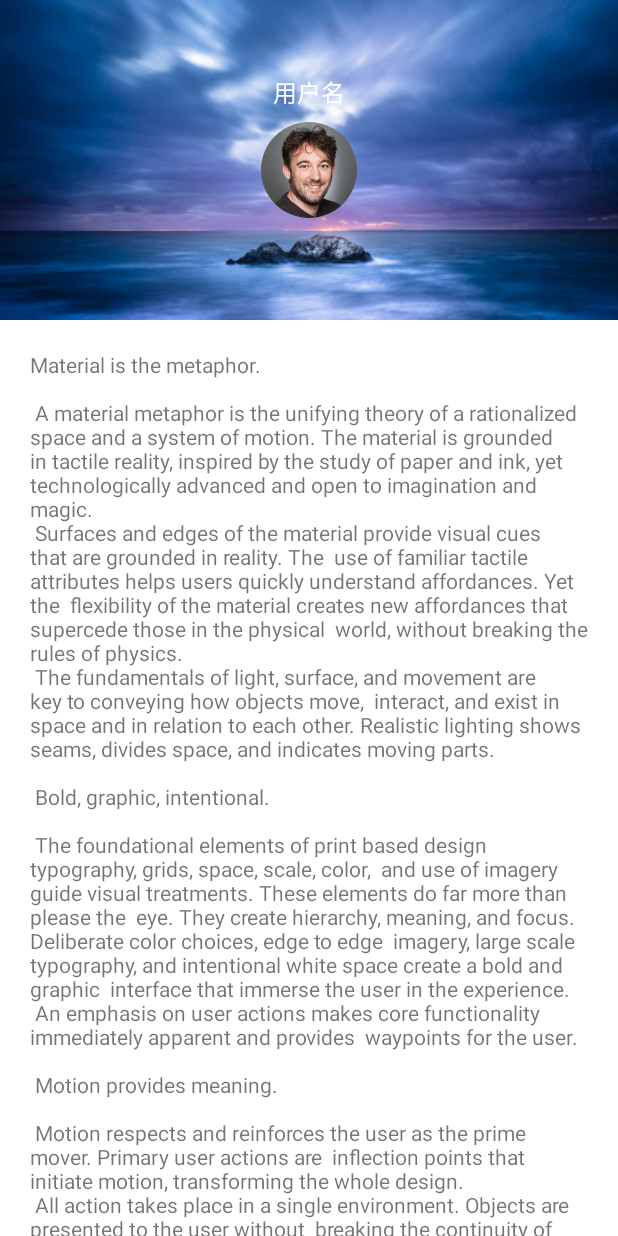
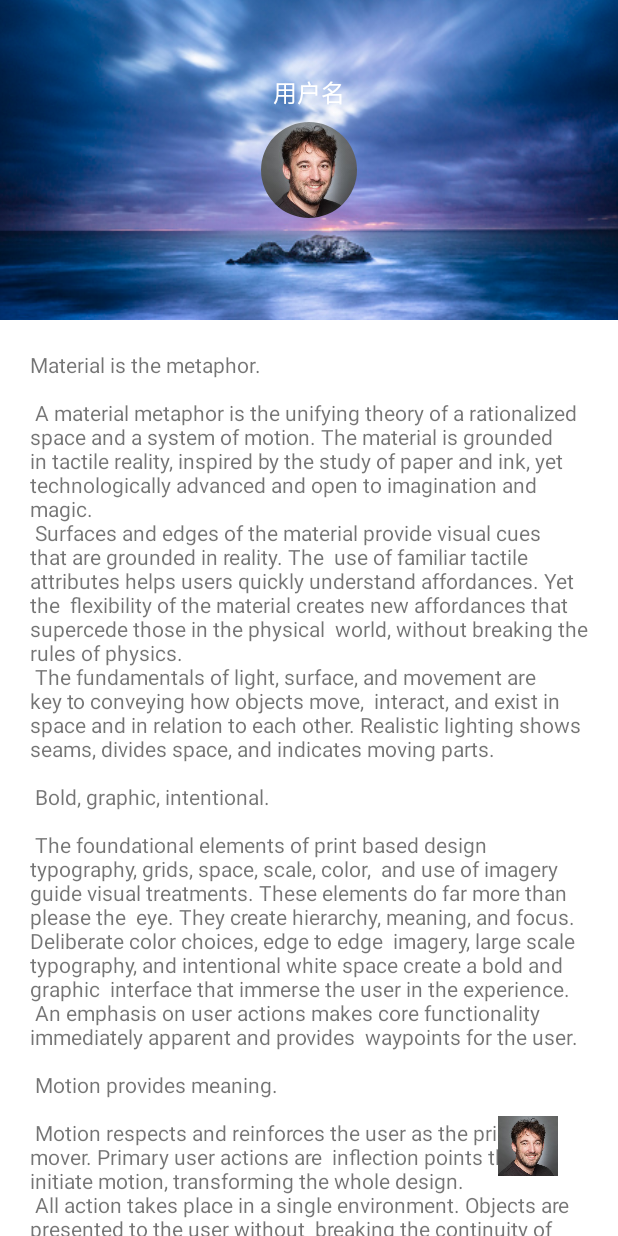
Before and after one commit to wukuiqing49/Material, an Android app: the DrawerLayoutActivity screen opened directly, with no data from a screen before it, on a phone screen of 412 x 824 dp. Run offline under Robolectric (Android 15) with nearby library versions, the phone set to English and light mode, and no system bars.

Commit message:
侧滑效果

```diff
--- /dev/null
+++ b/app/src/main/res/drawable/ic_add_a_photo_24dp.xml
@@ -0,0 +1,19 @@
+<!--
+  Copyright (C) 2018 The Android Open Source Project
+  Licensed under the Apache License, Version 2.0 (the "License");
+  you may not use this file except in compliance with the License.
+  You may obtain a copy of the License at
+
+       http://www.apache.org/licenses/LICENSE-2.0
+
+  Unless required by applicable law or agreed to in writing, software
+  distributed under the License is distributed on an "AS IS" BASIS,
+  WITHOUT WARRANTIES OR CONDITIONS OF ANY KIND, either express or implied.
+  See the License for the specific language governing permissions and
+  limitations under the License.
+  -->
+<vector android:height="24dp" android:tint="#FFFFFF"
+    android:viewportHeight="24.0" android:viewportWidth="24.0"
+    android:width="24dp" xmlns:android="http://schemas.android.com/apk/res/android">
+    <path android:fillColor="#FF000000" android:pathData="M3,4L3,1h2v3h3v2L5,6v3L3,9L3,6L0,6L0,4h3zM6,10L6,7h3L9,4h7l1.83,2L21,6c1.1,0 2,0.9 2,2v12c0,1.1 -0.9,2 -2,2L5,22c-1.1,0 -2,-0.9 -2,-2L3,10h3zM13,19c2.76,0 5,-2.24 5,-5s-2.24,-5 -5,-5 -5,2.24 -5,5 2.24,5 5,5zM9.8,14c0,1.77 1.43,3.2 3.2,3.2s3.2,-1.43 3.2,-3.2 -1.43,-3.2 -3.2,-3.2 -3.2,1.43 -3.2,3.2z"/>
+</vector>
--- a/app/src/main/res/layout/layout_drawer_content.xml
+++ b/app/src/main/res/layout/layout_drawer_content.xml
@@ -6,5 +6,12 @@
     app:layoutDescription="@xml/scene_12_content">
 
     <include layout="@layout/layout_mothion_coordinator_layout" />
+    <ImageView
+
+        android:id="@+id/fab"
+        android:layout_width="40dp"
+        android:layout_height="40dp"
+        android:scaleType="centerCrop"
+        android:src="@drawable/roard2" />
 
 </com.wu.material.DrawerContent>
--- a/app/src/main/res/layout/layout_mothion_coordinator_layout.xml
+++ b/app/src/main/res/layout/layout_mothion_coordinator_layout.xml
@@ -65,6 +65,7 @@
         android:layout_height="match_parent"
         app:layout_behavior="@string/appbar_scrolling_view_behavior">
 
+
         <TextView
             android:layout_width="wrap_content"
             android:layout_height="wrap_content"
--- a/app/src/main/res/xml/scene_12_content.xml
+++ b/app/src/main/res/xml/scene_12_content.xml
@@ -27,12 +27,36 @@
             android:layout_width="0dp"
             android:layout_height="match_parent"
             motion:layout_constraintLeft_toRightOf="@+id/button"
+            motion:layout_constraintTop_toTopOf="parent" />
+        <Constraint
+            android:id="@id/fab"
+            android:layout_width="40dp"
+            android:layout_height="40dp"
+            android:layout_marginRight="40dp"
+            android:layout_marginBottom="40dp"
+            android:alpha="1.0"
+            android:rotation="0"
+            android:visibility="visible"
+            motion:layout_constraintBottom_toBottomOf="parent"
+            motion:layout_constraintRight_toRightOf="parent" />
+    </ConstraintSet>
+
+    <ConstraintSet android:id="@+id/end">
+        <Constraint
+            android:id="@id/fab"
+            android:layout_width="40dp"
+            android:layout_height="40dp"
+            android:layout_marginRight="40dp"
+            android:layout_marginBottom="40dp"
+            android:alpha="0.2"
+            android:rotation="360"
+            android:visibility="gone"
+            motion:layout_constraintBottom_toBottomOf="parent"
+            motion:layout_constraintLeft_toLeftOf="parent"
+            motion:layout_constraintRight_toRightOf="parent"
             motion:layout_constraintTop_toTopOf="parent"
             motion:layout_constraintWidth_default="percent"
             motion:layout_constraintWidth_percent="1" />
-    </ConstraintSet>
-
-    <ConstraintSet android:id="@+id/end">
         <Constraint
             android:id="@id/content"
             android:layout_width="0dp"
@@ -41,8 +65,6 @@
             android:scaleX="0.8"
             android:scaleY="0.8"
             motion:layout_constraintLeft_toLeftOf="parent"
-            motion:layout_constraintTop_toTopOf="parent"
-            motion:layout_constraintWidth_default="percent"
-            motion:layout_constraintWidth_percent="1" />
+            motion:layout_constraintTop_toTopOf="parent" />
     </ConstraintSet>
 </MotionScene>
--- a/app/src/main/res/xml/scene_coordinator_layout02.xml
+++ b/app/src/main/res/xml/scene_coordinator_layout02.xml
@@ -44,6 +44,18 @@
             motion:layout_constraintRight_toRightOf="parent"
             motion:layout_constraintTop_toBottomOf="@+id/name"
             motion:shapeAppearanceOverlay="@style/circleImageStyle" />
+
+        <Constraint
+            android:id="@id/fab"
+            android:layout_width="wrap_content"
+            android:layout_height="wrap_content"
+            android:layout_marginRight="40dp"
+            android:layout_marginBottom="40dp"
+            android:alpha="1.0"
+            android:rotation="0"
+            android:visibility="visible"
+            motion:layout_constraintBottom_toBottomOf="parent"
+            motion:layout_constraintRight_toRightOf="parent" />
     </ConstraintSet>
     <ConstraintSet android:id="@+id/end">
 
@@ -80,6 +92,22 @@
             motion:layout_constraintBottom_toBottomOf="parent"
             motion:layout_constraintEnd_toEndOf="parent"
             motion:shapeAppearanceOverlay="@style/circleImageStyle" />
+
+        <Constraint
+            android:id="@id/fab"
+            android:layout_width="wrap_content"
+            android:layout_height="wrap_content"
+            android:layout_marginRight="40dp"
+            android:layout_marginBottom="40dp"
+            android:alpha="0.2"
+            android:rotation="180"
+            android:visibility="gone"
+            motion:layout_constraintBottom_toBottomOf="parent"
+            motion:layout_constraintLeft_toLeftOf="parent"
+            motion:layout_constraintRight_toRightOf="parent"
+            motion:layout_constraintTop_toTopOf="parent"
+            motion:layout_constraintWidth_default="percent"
+            motion:layout_constraintWidth_percent="1" />
     </ConstraintSet>
 
 
```
